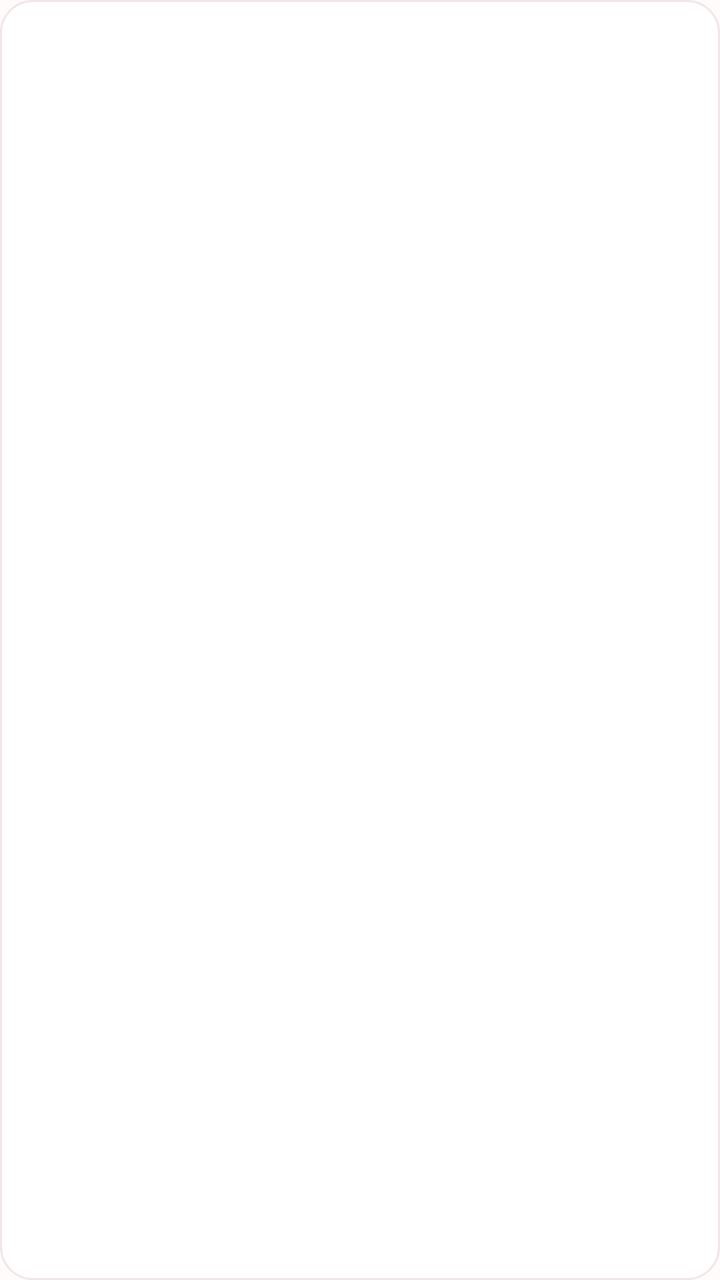
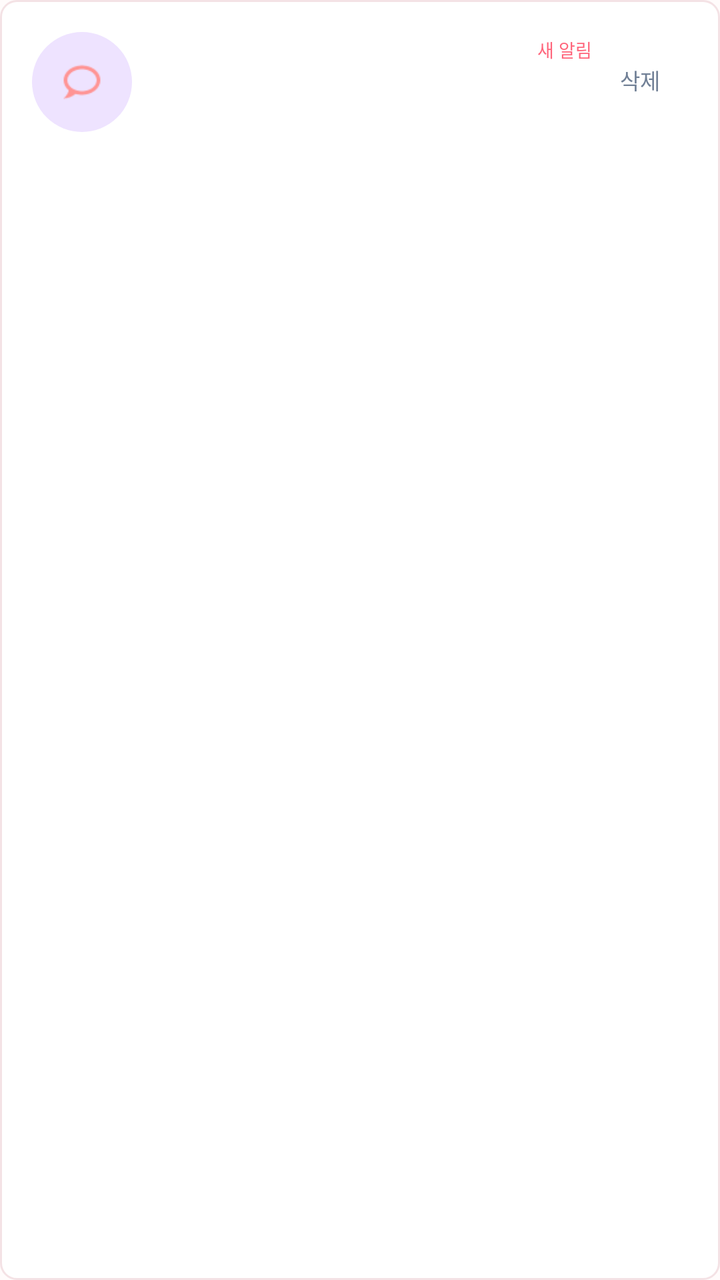

The first picture is an Android layout as it rendered before a commit; the second is the same layout after the commit. The layout source and the unified diff follow.
<!-- AndroidManifest.xml: application theme Theme.Maru -->
<!-- res/layout/item_community_notification.xml -->
<?xml version="1.0" encoding="utf-8"?>
<LinearLayout
    xmlns:android="http://schemas.android.com/apk/res/android"
    android:layout_width="match_parent"
    android:layout_height="wrap_content"
    android:layout_marginBottom="10dp"
    android:orientation="vertical"
    android:padding="16dp"
    android:background="@drawable/community_card"
    android:clickable="true"
    android:focusable="true"
    android:foreground="?attr/selectableItemBackground">
    <TextView
        android:id="@+id/tvRead"
        android:layout_width="wrap_content"
        android:layout_height="wrap_content"
        android:textColor="@color/community_pink"
        android:textSize="11sp" />
    <TextView
        android:id="@+id/tvMessage"
        android:layout_width="match_parent"
        android:layout_height="wrap_content"
        android:layout_marginTop="6dp"
        android:textColor="@color/community_ink"
        android:textStyle="bold"
        android:textSize="14sp" />
    <TextView
        android:id="@+id/tvTitle"
        android:layout_width="match_parent"
        android:layout_height="wrap_content"
        android:layout_marginTop="6dp"
        android:textColor="@color/community_muted"
        android:textSize="13sp"
        android:maxLines="2"
        android:ellipsize="end" />
    <TextView
        android:id="@+id/tvDate"
        android:layout_width="match_parent"
        android:layout_height="wrap_content"
        android:layout_marginTop="6dp"
        android:textColor="@color/community_muted"
        android:textSize="11sp" />
</LinearLayout>
<!-- resources referenced by this layout -->
<resources>
  <color name="community_ink">@color/text_dark</color>
  <color name="community_muted">@color/text_gray</color>
  <color name="community_pink">@color/maru_pink</color>
  <!-- drawable community_card (drawable) -->
  <shape xmlns:android="http://schemas.android.com/apk/res/android" android:shape="rectangle"><solid android:color="#FFFFFF"/><corners android:radius="16dp"/><stroke android:width="1dp" android:color="#F2E4E8"/></shape>
  <style name="Theme.Maru" parent="Base.Theme.Maru" />
  <color name="text_dark">#FF222222</color>
  <color name="text_gray">#FF8A8A8A</color>
  <color name="maru_pink">#FFF0506E</color>
  <style name="Base.Theme.Maru" parent="Theme.Material3.Light.NoActionBar">
          <item name="colorPrimary">@color/maru_pink</item>
          <item name="android:windowBackground">@color/page_bg</item>
          
          <item name="android:windowLightStatusBar">true</item>
          
          <item name="android:soundEffectsEnabled">false</item>
      </style>
  <color name="page_bg">#FFFFFBFB</color>
</resources>

<!-- the commit's change to res/layout/item_community_notification.xml (unified diff, before → after) -->
@@ -1,43 +1,17 @@
-<?xml version="1.0" encoding="utf-8"?>
-<LinearLayout
-    xmlns:android="http://schemas.android.com/apk/res/android"
-    android:layout_width="match_parent"
-    android:layout_height="wrap_content"
-    android:layout_marginBottom="10dp"
-    android:orientation="vertical"
-    android:padding="16dp"
-    android:background="@drawable/community_card"
-    android:clickable="true"
-    android:focusable="true"
-    android:foreground="?attr/selectableItemBackground">
-    <TextView
-        android:id="@+id/tvRead"
-        android:layout_width="wrap_content"
-        android:layout_height="wrap_content"
-        android:textColor="@color/community_pink"
-        android:textSize="11sp" />
-    <TextView
-        android:id="@+id/tvMessage"
-        android:layout_width="match_parent"
-        android:layout_height="wrap_content"
-        android:layout_marginTop="6dp"
-        android:textColor="@color/community_ink"
-        android:textStyle="bold"
-        android:textSize="14sp" />
-    <TextView
-        android:id="@+id/tvTitle"
-        android:layout_width="match_parent"
-        android:layout_height="wrap_content"
-        android:layout_marginTop="6dp"
-        android:textColor="@color/community_muted"
-        android:textSize="13sp"
-        android:maxLines="2"
-        android:ellipsize="end" />
-    <TextView
-        android:id="@+id/tvDate"
-        android:layout_width="match_parent"
-        android:layout_height="wrap_content"
-        android:layout_marginTop="6dp"
-        android:textColor="@color/community_muted"
-        android:textSize="11sp" />
+<?xml version='1.0' encoding='utf-8'?>
+<LinearLayout xmlns:android="http://schemas.android.com/apk/res/android" android:layout_width="match_parent" android:layout_height="wrap_content" android:orientation="horizontal" android:layout_marginBottom="16dp" android:minHeight="108dp" android:padding="16dp" android:background="@drawable/community_card" android:gravity="top" android:clickable="true" android:focusable="true" android:foreground="?attr/selectableItemBackground">
+    <FrameLayout android:layout_width="50dp" android:layout_height="50dp" android:id="@+id/iconBadge" android:background="@drawable/community_note_comment">
+        <ImageView android:layout_width="22dp" android:layout_height="22dp" android:id="@+id/ivType" android:src="@drawable/community_figma_chat" android:importantForAccessibility="no" android:layout_gravity="center" />
+    </FrameLayout>
+    <LinearLayout android:layout_width="0dp" android:layout_height="wrap_content" android:orientation="vertical" android:layout_weight="1" android:layout_marginStart="14dp">
+        <LinearLayout android:layout_width="match_parent" android:layout_height="wrap_content" android:orientation="horizontal" android:gravity="center_vertical">
+            <TextView android:layout_width="0dp" android:layout_height="wrap_content" android:id="@+id/tvMessage" android:text="" android:layout_weight="1" android:textSize="15sp" style="@style/CommunityHeading" />
+            <TextView android:layout_width="wrap_content" android:layout_height="wrap_content" android:id="@+id/tvRead" android:text="새 알림" android:textColor="@color/community_action" android:textSize="9sp" android:layout_marginStart="4dp" style="@style/CommunityMuted" />
+        </LinearLayout>
+        <Space android:layout_width="1dp" android:layout_height="9dp" />
+        <TextView android:layout_width="match_parent" android:layout_height="wrap_content" android:id="@+id/tvTitle" android:text="" android:maxLines="2" android:ellipsize="end" android:lineSpacingExtra="3dp" style="@style/CommunityMuted" />
+        <Space android:layout_width="1dp" android:layout_height="7dp" />
+        <TextView android:layout_width="match_parent" android:layout_height="wrap_content" android:id="@+id/tvDate" android:text="" android:textSize="10sp" style="@style/CommunityMuted" />
+    </LinearLayout>
+    <TextView android:id="@+id/btnDeleteNotification" android:layout_width="48dp" android:layout_height="48dp" android:text="삭제" android:gravity="center" android:textSize="11sp" android:textColor="@color/community_muted" android:background="?attr/selectableItemBackgroundBorderless" android:clickable="true" android:focusable="true" android:contentDescription="알림 삭제" />
 </LinearLayout>
<!-- resource entries referenced after the edit -->
@@ -1,13 +1,37 @@
 <!-- resources referenced by this layout -->
 <resources>
-  <color name="community_ink">@color/text_dark</color>
-  <color name="community_muted">@color/text_gray</color>
-  <color name="community_pink">@color/maru_pink</color>
+  <color name="community_action">#FF667C</color>
+  <color name="community_ink">#192D4A</color>
+  <color name="community_muted">#718096</color>
   <!-- drawable community_card (drawable) -->
-  <shape xmlns:android="http://schemas.android.com/apk/res/android" android:shape="rectangle"><solid android:color="#FFFFFF"/><corners android:radius="16dp"/><stroke android:width="1dp" android:color="#F2E4E8"/></shape>
+  <?xml version='1.0' encoding='utf-8'?>
+  <shape xmlns:android="http://schemas.android.com/apk/res/android">
+      <solid android:color="#FFFFFF" />
+      <corners android:radius="8dp" />
+      <stroke android:width="1dp" android:color="#F4E2E5" />
+  </shape>
+  <!-- drawable community_figma_chat: png bitmap (drawable-nodpi, 811 bytes) -->
+  <!-- drawable community_note_comment (drawable) -->
+  <?xml version='1.0' encoding='utf-8'?>
+  <shape xmlns:android="http://schemas.android.com/apk/res/android">
+      <solid android:color="#EEE3FF" />
+      <corners android:radius="50dp" />
+  </shape>
+  <style name="CommunityHeading" parent="CommunityText">
+          <item name="android:textStyle">bold</item>
+          <item name="android:textSize">18sp</item>
+      </style>
+  <style name="CommunityMuted" parent="CommunityText">
+          <item name="android:textSize">11sp</item>
+          <item name="android:textColor">@color/community_muted</item>
+      </style>
   <style name="Theme.Maru" parent="Base.Theme.Maru" />
-  <color name="text_dark">#FF222222</color>
-  <color name="text_gray">#FF8A8A8A</color>
+  <style name="CommunityText">
+          <item name="android:fontFamily">@font/pretendard</item>
+          <item name="android:includeFontPadding">false</item>
+          <item name="android:textColor">@color/community_ink</item>
+          <item name="android:textSize">14sp</item>
+      </style>
   <color name="maru_pink">#FFF0506E</color>
   <style name="Base.Theme.Maru" parent="Theme.Material3.Light.NoActionBar">
           <item name="colorPrimary">@color/maru_pink</item>
